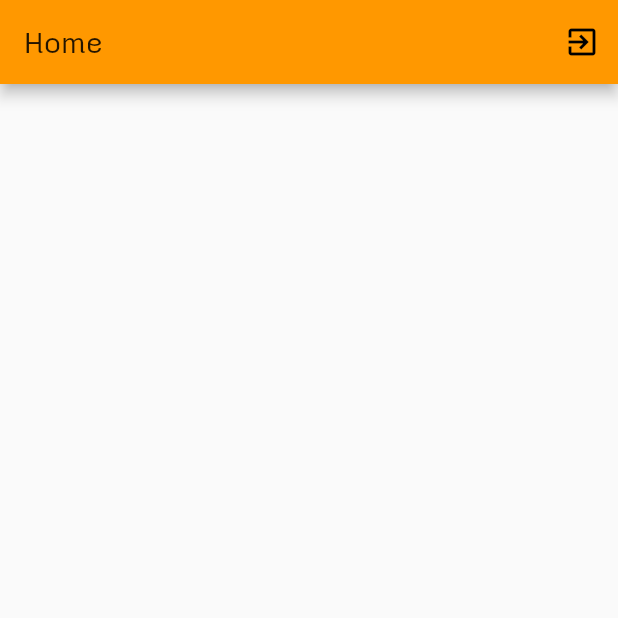
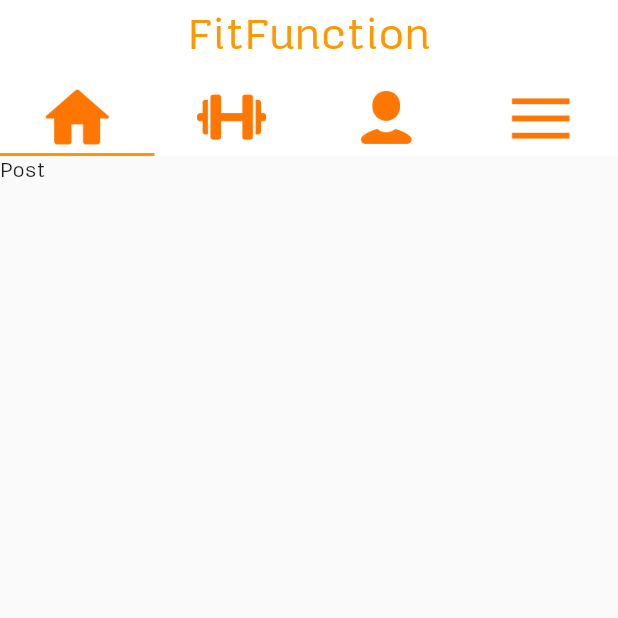
Before and after one commit to Nanthavath/fitfunction, a Flutter app: the HomePage screen opened directly, on a phone screen of 412 x 824 dp, the top half of it. Run offline on Flutter 3.47's test engine with Material 2 defaults, Android fonts, the phone set to English and light mode, and no system bars; our stand-ins replace cloud_firestore, firebase_auth; accounts and stored records are empty.

Commit message:
HomePage

```diff
--- a/lib/main.dart
+++ b/lib/main.dart
@@ -1,11 +1,16 @@
+import 'package:firebase_auth/firebase_auth.dart';
+import 'package:fitfunction/authentication.dart';
+import 'package:fitfunction/screens/homePages/homePage.dart';
 import 'package:fitfunction/screens/loginPage.dart';
 import 'package:flutter/material.dart';
 
 main() {
   runApp(MyApp());
 }
+// ignore: must_be_immutable
+class MyApp extends StatelessWidget {
+  Authentication _authentication = Authentication();
 
-class MyApp extends StatelessWidget {
   @override
   Widget build(BuildContext context) {
     return MaterialApp(
@@ -13,7 +18,7 @@ class MyApp extends StatelessWidget {
         fontFamily: 'BoonHome',
         primarySwatch: Colors.orange,
       ),
-      home: LoginPage(),
+      home: _authentication.currentUser() != null ? HomePage() : LoginPage(),
     );
   }
 }
--- a/lib/screens/createAccount/getEmailPage.dart
+++ b/lib/screens/createAccount/getEmailPage.dart
@@ -20,7 +20,7 @@ class GetEmailPage extends StatelessWidget {
         hintStyle: TextStyle(fontSize: 20),
       ),
       validator: Validator.emailValidate,
-      onSaved: (value) => users.email = value,
+      onSaved: (value) => Users.email = value,
     );
     final summitButton = Align(
       alignment: Alignment.bottomRight,
@@ -95,7 +95,7 @@ class GetEmailPage extends StatelessWidget {
     form.save();
     if (form.validate()) {
       form.save();
-      print('${users.email}');
+      print('${Users.email}');
 
       Navigator.of(context).push(
         MaterialPageRoute(
--- a/lib/screens/homePages/homePage.dart
+++ b/lib/screens/homePages/homePage.dart
@@ -1,4 +1,8 @@
 import 'package:fitfunction/authentication.dart';
+import 'package:fitfunction/screens/homePages/menu_page.dart';
+import 'package:fitfunction/screens/homePages/post_page.dart';
+import 'package:fitfunction/screens/homePages/profile_page.dart';
+import 'package:fitfunction/screens/homePages/workout_page.dart';
 import 'package:fitfunction/screens/loginPage.dart';
 import 'package:flutter/material.dart';
 
@@ -9,26 +13,94 @@ class HomePage extends StatefulWidget {
 
 class _HomePageState extends State<HomePage> {
   Authentication authentication = Authentication();
+  ScrollController scrollController;
 
   @override
   Widget build(BuildContext context) {
-    return Scaffold(
-      appBar: AppBar(
-        title: Text('Home'),
-        actions: <Widget>[
-          IconButton(
-            icon: Icon(Icons.exit_to_app),
-            onPressed: () {
-              authentication.signOut();
-
-              Navigator.of(context).pushAndRemoveUntil(
-                  MaterialPageRoute(
-                      builder: (BuildContext context) => LoginPage()),
-                  (Route<dynamic> route) => false);
-            },
+    var flexibleSpaceWidget = SliverAppBar(
+      flexibleSpace: FlexibleSpaceBar(
+        centerTitle: true,
+        title: Center(
+          child: Text(
+            'FitFunction',
+            style: TextStyle(
+              color: Colors.orange,
+              fontSize: 20.0,
+            ),
+          ),
+        ),
+      ),
+      backgroundColor: Colors.white,
+      bottom: TabBar(
+        labelColor: Colors.black87,
+        unselectedLabelColor: Colors.black26,
+        tabs: [
+          Tab(
+            icon: Image.asset('images/home.png'),
+          ),
+          Tab(
+            icon: Image.asset('images/dumbbell.png'),
+          ),
+          Tab(
+            icon: Image.asset('images/person.png'),
+          ),
+          Tab(
+            icon: Image.asset('images/menu.png'),
           ),
         ],
+      ),
+      pinned: true,
+      floating: true,
+    );
+
+    return Scaffold(
+      body: SafeArea(
+        child: DefaultTabController(
+          length: 4,
+          child: NestedScrollView(
+            controller: scrollController,
+            headerSliverBuilder:
+                (BuildContext context, bool innerBoxIsScrolled) {
+              return <Widget>[
+                flexibleSpaceWidget,
+              ];
+            },
+            body: TabBarView(
+              children: <Widget>[
+                PostPage(),
+                WorkoutPage(),
+                ProfilePage(),
+                MenuPage(),
+              ],
+            ),
+          ),
+        ),
       ),
     );
   }
 }
+
+// class _SliverAppBarDelegate extends SliverPersistentHeaderDelegate {
+//   final TabBar _tabBar;
+
+//   _SliverAppBarDelegate(this._tabBar);
+
+//   @override
+//   double get minExtent => _tabBar.preferredSize.height;
+
+//   @override
+//   double get maxExtent => _tabBar.preferredSize.height;
+
+//   @override
+//   Widget build(
+//       BuildContext context, double shrinkOffset, bool overlapsContent) {
+//     return new Container(
+//       child: _tabBar,
+//     );
+//   }
+
+//   @override
+//   bool shouldRebuild(_SliverAppBarDelegate oldDelegate) {
+//     return false;
+//   }
+// }
--- /dev/null
+++ b/lib/screens/homePages/post_page.dart
@@ -0,0 +1,15 @@
+import 'package:flutter/cupertino.dart';
+
+class PostPage extends StatefulWidget {
+  @override
+  _PostPageState createState() => _PostPageState();
+}
+
+class _PostPageState extends State<PostPage> {
+  @override
+  Widget build(BuildContext context) {
+    return Container(
+      child: Text('Post'),
+    );
+  }
+}
```
Also changed, not shown: lib/authentication.dart (+11 -12 lines), lib/models/users.dart (+47 -22 lines), lib/screens/createAccount/getBirthDayPage.dart (+5 -4 lines), lib/screens/createAccount/getNamePage.dart (+7 -4 lines), lib/screens/createAccount/getPasswordPage.dart (+19 -7 lines), lib/screens/homePages/menu_page.dart (added, +15 -0 lines), lib/screens/homePages/profile_page.dart (added, +13 -0 lines), lib/screens/homePages/workout_page.dart (added, +13 -0 lines), lib/screens/loginPage.dart (+42 -11 lines), lib/widgets/circularProgress.dart (added, +12 -0 lines), images/dumbbell.png (added), images/home.png (added), images/menu.png (added), images/person.png (added), 2 more files, 2 other files.
